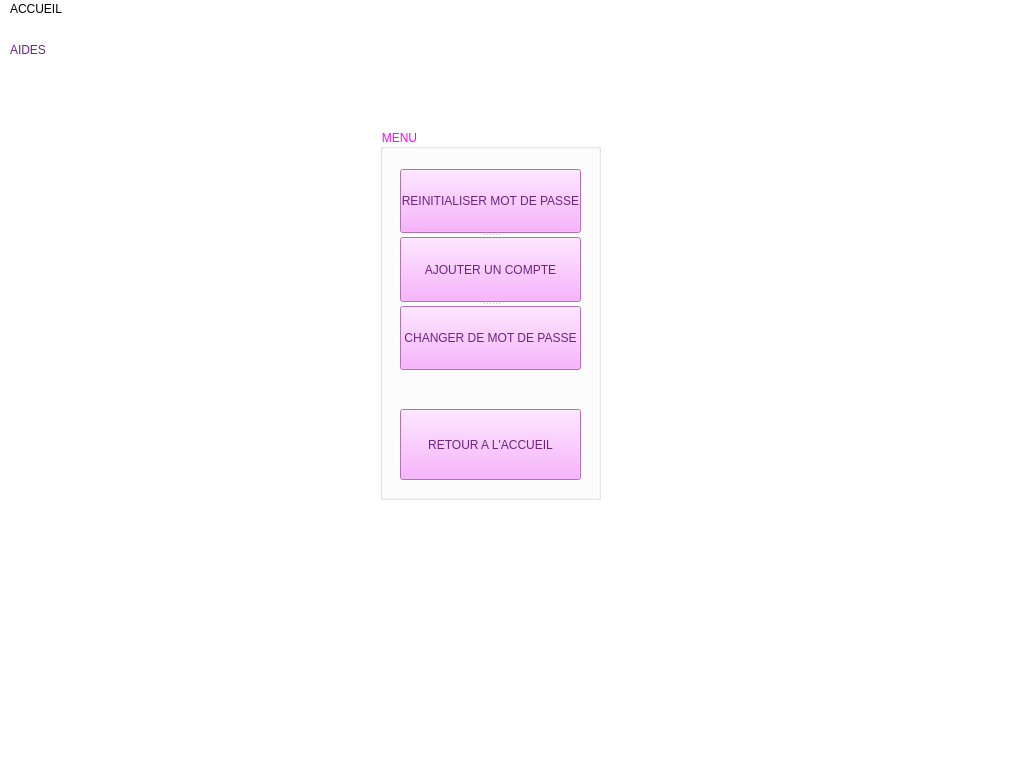
Above: mainwindow.ui from Me710/BEAUTY_CENTER_2A20 before the change. Below: the same form after it.
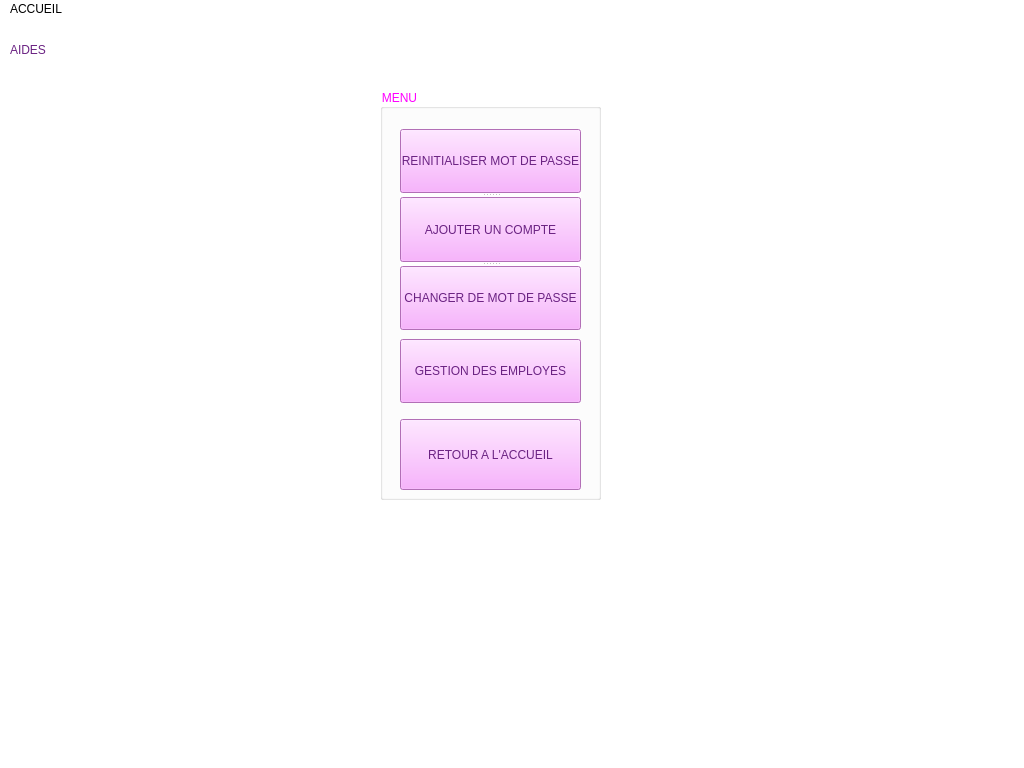
That is the form after the change. The open tabs and pages were chosen to show the change. Icons and pictures are not drawn.

Patch:
```diff
--- a/mainwindow.ui
+++ b/mainwindow.ui
@@ -1332,9 +1332,9 @@
         <property name="geometry">
          <rect>
           <x>340</x>
-          <y>40</y>
+          <y>0</y>
           <width>221</width>
-          <height>371</height>
+          <height>411</height>
          </rect>
         </property>
         <property name="styleSheet">
@@ -1390,7 +1390,7 @@
          <property name="geometry">
           <rect>
            <x>20</x>
-           <y>280</y>
+           <y>330</y>
            <width>181</width>
            <height>71</height>
           </rect>
@@ -1404,6 +1404,24 @@
           <string>RETOUR A L'ACCUEIL</string>
          </property>
         </widget>
+        <widget class="QPushButton" name="pushButton_changer_mdp_2">
+         <property name="geometry">
+          <rect>
+           <x>20</x>
+           <y>250</y>
+           <width>181</width>
+           <height>64</height>
+          </rect>
+         </property>
+         <property name="styleSheet">
+          <string notr="true">font: 8pt &quot;MV Boli&quot;;
+color: rgb(107, 35, 131);
+background-color: rgb(249, 156, 255);</string>
+         </property>
+         <property name="text">
+          <string>GESTION DES EMPLOYES</string>
+         </property>
+        </widget>
        </widget>
       </widget>
      </widget>
```
Left out of the diff: 4 changed lines with no effect on the pictures.
